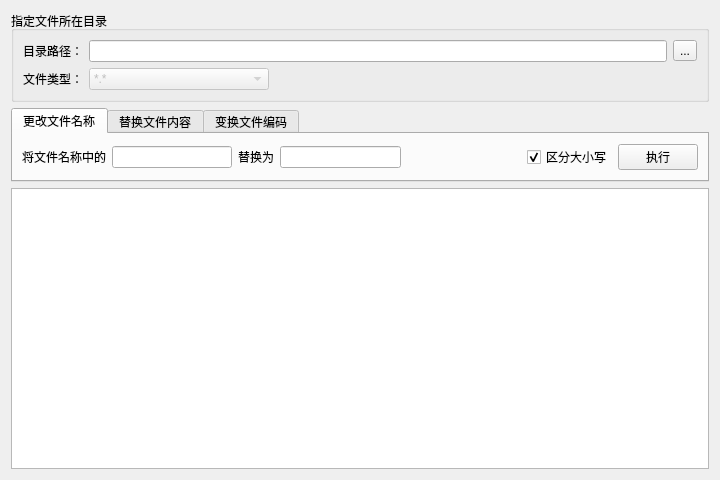
Above: FileModify/FileModify.ui from XIVN1987/PYQTool before the change. Below: the same form after it.
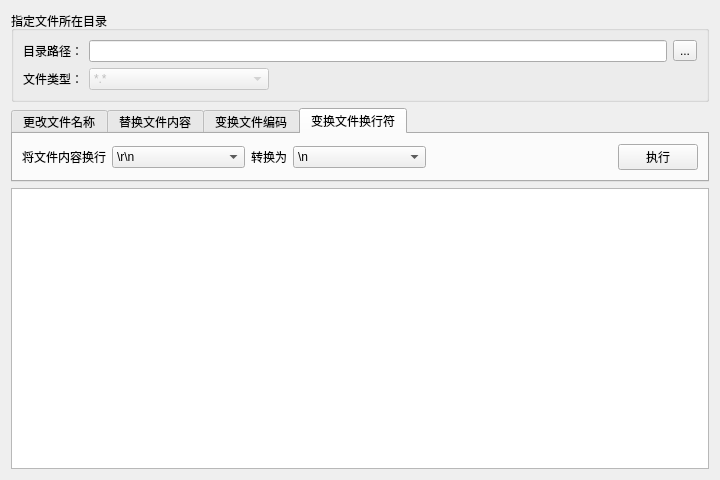
That is the form after the change. The open tabs and pages were chosen to show the change.

Commit message: FileModify add linefeed convert function

Patch:
```diff
--- a/FileModify/FileModify.ui
+++ b/FileModify/FileModify.ui
@@ -350,6 +350,99 @@
        </item>
       </layout>
      </widget>
+     <widget class="QWidget" name="tabLine">
+      <attribute name="title">
+       <string>变换文件换行符</string>
+      </attribute>
+      <layout class="QHBoxLayout" name="hLayoutL">
+       <item>
+        <widget class="QLabel" name="lblSrcL">
+         <property name="text">
+          <string>将文件内容换行</string>
+         </property>
+        </widget>
+       </item>
+       <item>
+        <widget class="QComboBox" name="cmbSrcL">
+         <property name="sizePolicy">
+          <sizepolicy hsizetype="Expanding" vsizetype="Fixed">
+           <horstretch>0</horstretch>
+           <verstretch>0</verstretch>
+          </sizepolicy>
+         </property>
+         <property name="maximumSize">
+          <size>
+           <width>133</width>
+           <height>16777215</height>
+          </size>
+         </property>
+         <item>
+          <property name="text">
+           <string>\r\n</string>
+          </property>
+         </item>
+         <item>
+          <property name="text">
+           <string>\n</string>
+          </property>
+         </item>
+        </widget>
+       </item>
+       <item>
+        <widget class="QLabel" name="lblDstL">
+         <property name="text">
+          <string>转换为</string>
+         </property>
+        </widget>
+       </item>
+       <item>
+        <widget class="QComboBox" name="cmbDstL">
+         <property name="sizePolicy">
+          <sizepolicy hsizetype="Expanding" vsizetype="Fixed">
+           <horstretch>0</horstretch>
+           <verstretch>0</verstretch>
+          </sizepolicy>
+         </property>
+         <property name="maximumSize">
+          <size>
+           <width>133</width>
+           <height>16777215</height>
+          </size>
+         </property>
+         <item>
+          <property name="text">
+           <string>\n</string>
+          </property>
+         </item>
+         <item>
+          <property name="text">
+           <string>\r\n</string>
+          </property>
+         </item>
+        </widget>
+       </item>
+       <item>
+        <spacer name="hSpacerL">
+         <property name="orientation">
+          <enum>Qt::Horizontal</enum>
+         </property>
+         <property name="sizeHint" stdset="0">
+          <size>
+           <width>40</width>
+           <height>20</height>
+          </size>
+         </property>
+        </spacer>
+       </item>
+       <item>
+        <widget class="QPushButton" name="btnExecL">
+         <property name="text">
+          <string>执行</string>
+         </property>
+        </widget>
+       </item>
+      </layout>
+     </widget>
     </widget>
    </item>
    <item>
```
The commit also changes 1 other file.
